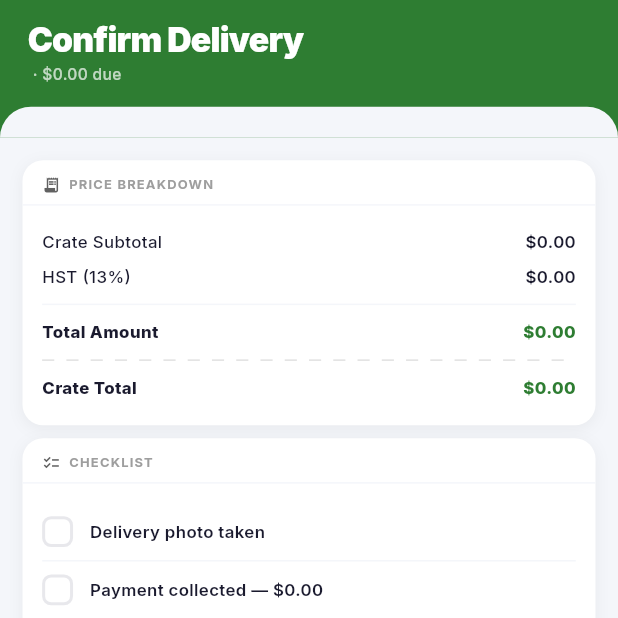
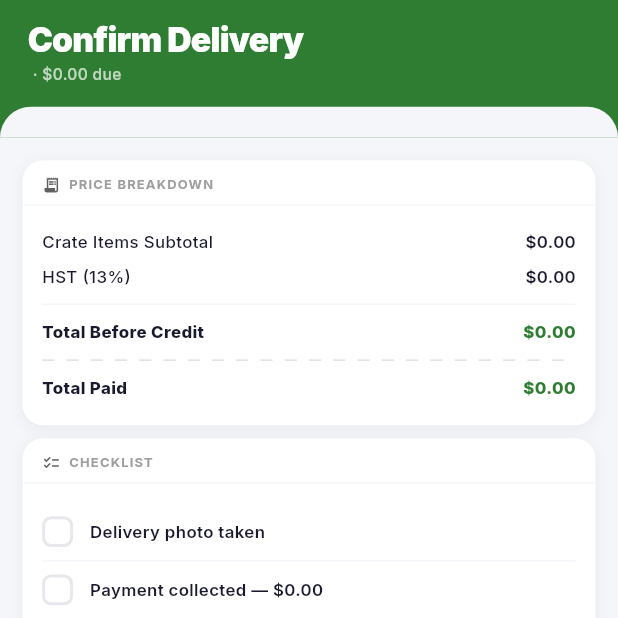
Before and after one commit to AhadQureshi99/retro_route-main, a Flutter app: the DriverDeliverScreen screen opened directly with empty values, on a phone screen of 412 x 824 dp, the top half of it. Run offline on Flutter 3.47's test engine with Material 3 defaults, Android fonts, the phone set to English and light mode, and no system bars; our stand-ins replace cached_network_image, carousel_slider, confetti, curved_navigation_bar, dropdown_button2, firebase_core and 17 more; missing offline and left inert: flutter_stripe; accounts and stored records are empty; network calls fail.

Commit message:
feat: Update price display labels and calculation logic across crate approval and delivery views

```diff
--- a/lib/view/driver/driver_deliver_view.dart
+++ b/lib/view/driver/driver_deliver_view.dart
@@ -497,7 +497,7 @@ class _DriverDeliverScreenState extends ConsumerState<DriverDeliverScreen> {
                   icon: Icons.receipt_long,
                   children: [
                     _buildPriceRow(
-                      'Crate Subtotal',
+                      'Crate Items Subtotal',
                       '\$${((widget.delivery.pendingCrate!['subtotal'] as num?)?.toDouble() ?? 0).toStringAsFixed(2)}',
                     ),
                     _buildPriceRow(
@@ -506,7 +506,7 @@ class _DriverDeliverScreenState extends ConsumerState<DriverDeliverScreen> {
                     ),
                     Divider(height: 16.h, color: DriverColors.bg),
                     _buildPriceRow(
-                      'Total Amount',
+                      'Total Before Credit',
                       '\$${(((widget.delivery.pendingCrate!['subtotal'] as num?)?.toDouble() ?? 0) + ((widget.delivery.pendingCrate!['hst'] as num?)?.toDouble() ?? 0)).toStringAsFixed(2)}',
                       isBold: true,
                       valueColor: DriverColors.green,
@@ -537,7 +537,7 @@ class _DriverDeliverScreenState extends ConsumerState<DriverDeliverScreen> {
                       ),
                     ),
                     _buildPriceRow(
-                      'Crate Total',
+                      'Total Paid',
                       '\$${((widget.delivery.pendingCrate!['total'] as num?)?.toDouble() ?? 0).toStringAsFixed(2)}',
                       isBold: true,
                       valueColor: DriverColors.green,
--- a/lib/view/driver/driver_order_detail_view.dart
+++ b/lib/view/driver/driver_order_detail_view.dart
@@ -549,7 +549,7 @@ class _DriverOrderDetailScreenState
                           }),
                           Divider(height: 16.h),
                           _buildPriceRow(
-                            'Crate Subtotal',
+                            'Crate Items Subtotal',
                             '\$${((delivery.pendingCrate!['subtotal'] as num?)?.toDouble() ?? 0).toStringAsFixed(2)}',
                           ),
                           _buildPriceRow(
@@ -558,7 +558,7 @@ class _DriverOrderDetailScreenState
                           ),
                           Divider(height: 16.h),
                           _buildPriceRow(
-                            'Total Amount',
+                            'Total Before Credit',
                             '\$${(((delivery.pendingCrate!['subtotal'] as num?)?.toDouble() ?? 0) + ((delivery.pendingCrate!['hst'] as num?)?.toDouble() ?? 0)).toStringAsFixed(2)}',
                             isBold: true,
                           ),
@@ -587,7 +587,7 @@ class _DriverOrderDetailScreenState
                             ),
                           ),
                           _buildPriceRow(
-                            'Crate Total',
+                            'Total Paid',
                             '\$${((delivery.pendingCrate!['total'] as num?)?.toDouble() ?? 0).toStringAsFixed(2)}',
                             isBold: true,
                           ),
--- a/lib/view/order/orderhistory_detail_view.dart
+++ b/lib/view/order/orderhistory_detail_view.dart
@@ -250,10 +250,10 @@ class OrderDetailsScreen extends StatelessWidget {
                   }),
                   // Crate price breakdown
                   Divider(height: 16.h),
-                  _buildPriceRow("Crate Subtotal", (order.pendingCrate!['subtotal'] as num?)?.toDouble() ?? 0),
+                  _buildPriceRow("Crate Items Subtotal", (order.pendingCrate!['subtotal'] as num?)?.toDouble() ?? 0),
                   _buildPriceRow("HST (13%)", (order.pendingCrate!['hst'] as num?)?.toDouble() ?? 0),
                   Divider(height: 16.h),
-                  _buildPriceRow("Total Amount", ((order.pendingCrate!['subtotal'] as num?)?.toDouble() ?? 0) + ((order.pendingCrate!['hst'] as num?)?.toDouble() ?? 0), isBold: true),
+                  _buildPriceRow("Total Before Credit", ((order.pendingCrate!['subtotal'] as num?)?.toDouble() ?? 0) + ((order.pendingCrate!['hst'] as num?)?.toDouble() ?? 0), isBold: true),
                   if ((order.pendingCrate!['credit'] as num?)?.toDouble() != null &&
                       (order.pendingCrate!['credit'] as num).toDouble() > 0)
                     _buildColoredPriceRow("Water Test Credit (incl. HST)", -(order.pendingCrate!['credit'] as num).toDouble(), const Color(0xFFE65100)),
@@ -275,7 +275,7 @@ class OrderDetailsScreen extends StatelessWidget {
                       },
                     ),
                   ),
-                  _buildPriceRow("Crate Total", (order.pendingCrate!['total'] as num?)?.toDouble() ?? 0, isBold: true),
+                  _buildPriceRow("Total Paid", (order.pendingCrate!['total'] as num?)?.toDouble() ?? 0, isBold: true),
                 ],
               ),
               verticalSpacer(height: 16),
```
Also changed, not shown: lib/view/customer/crate_approval_screen.dart (+33 -20 lines).
